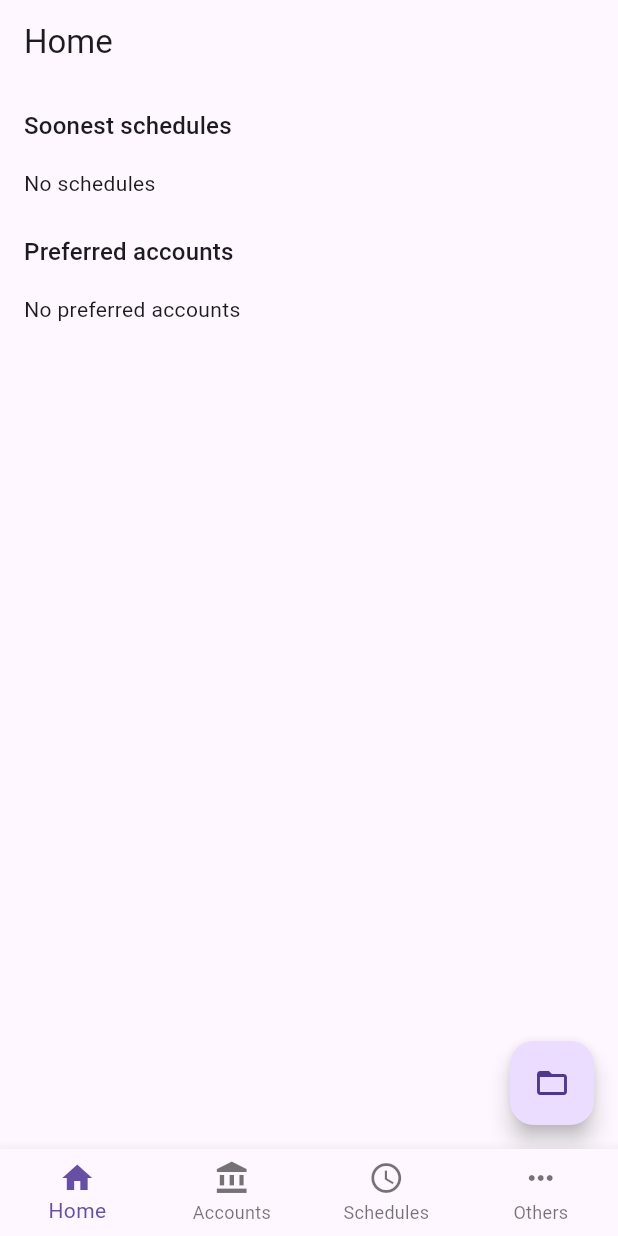
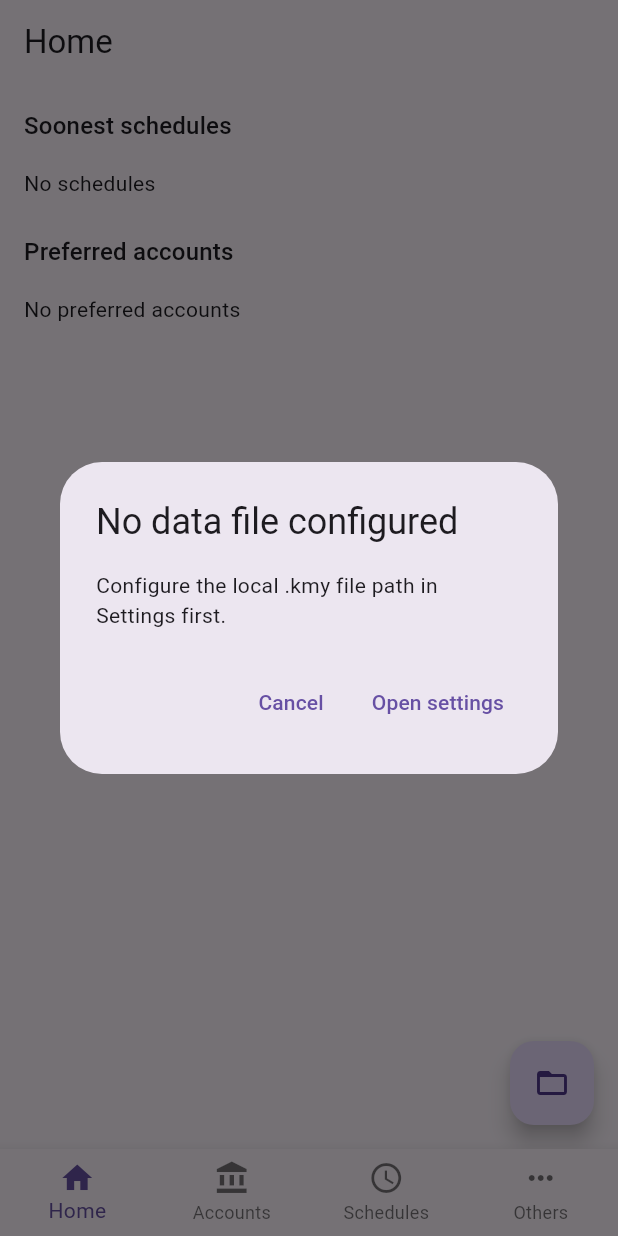
Before and after one commit to miniol/kmymoney_app, a Flutter app: the screen it shows after launch, after a tap on the "folder open" icon, on a phone screen of 412 x 824 dp. Run offline on Flutter 3.47's test engine with Material 3 defaults, Android fonts, the phone set to English and light mode, and no system bars; our stand-ins replace decimal, file_picker, flutter_riverpod, shared_preferences, sqflite, sqflite_common_ffi; accounts and stored records are empty.

```diff
--- a/lib/presentation/screens/account_list_screen.dart
+++ b/lib/presentation/screens/account_list_screen.dart
@@ -11,10 +11,8 @@
 
 import 'package:flutter/material.dart';
 import 'package:flutter_riverpod/flutter_riverpod.dart';
-import '../providers/kmy_file_provider.dart';
 import '../providers/account_list_provider.dart';
 import 'account_transactions_screen.dart';
-import 'package:file_picker/file_picker.dart';
 import 'settings_screen.dart';
 import '../../data/database/models/account_type.dart';
 
@@ -25,13 +23,12 @@ import '../../data/database/models/account_type.dart';
 ///
 /// This screen shows accounts with their balances, allows filtering
 /// by account type and status, provides navigation to transaction
-/// details, and includes file loading functionality.
+/// details.
 ///
 /// Features:
 /// - Account list with balances
 /// - Account type filtering
 /// - Navigation to transaction details
-/// - File picker for KMyMoney files
 /// - Loading and error state handling
 class AccountListScreen extends ConsumerWidget {
   /// Creates the account list screen widget.
@@ -109,22 +106,6 @@ class AccountListScreen extends ConsumerWidget {
           ),
         ],
       ),
-      floatingActionButton: FloatingActionButton(
-        onPressed: () async {
-          final result = await FilePicker.platform.pickFiles(
-            type: FileType.any,
-          );
-
-          if (result != null && result.files.single.path != null) {
-            final path = result.files.single.path!;
-
-            // print('Selected file: $path');
-
-            ref.read(kmyFileProvider.notifier).loadFile(path);
-          }
-        },
-        child: const Icon(Icons.folder_open),
-      ),
       body: accountListAsync.when(
         data: (accounts) {
           return ListView.builder(
--- a/lib/presentation/screens/app_settings_screen.dart
+++ b/lib/presentation/screens/app_settings_screen.dart
@@ -101,7 +101,7 @@ class AppSettingsScreen extends ConsumerWidget {
                       type: FileType.any,
                     );
                     final path = result?.files.single.path;
-                    if (path != null) return;
+                    if (path == null) return;
                     await notifier.setPath(path);
                   },
                 ),
--- a/lib/presentation/screens/home_screen.dart
+++ b/lib/presentation/screens/home_screen.dart
@@ -9,14 +9,14 @@
 // Main dashboard screen for the KMyMoney app.
 // Displays account summaries and upcoming schedules.
 
-import 'package:file_picker/file_picker.dart';
 import 'package:flutter/material.dart';
 import 'package:flutter_riverpod/flutter_riverpod.dart';
-
+import 'package:kmymoney_app/presentation/providers/kmy_local_path_provider.dart';
 import '../../data/database/models/account_with_balance_row.dart';
 import '../../data/database/models/schedule_with_details_row.dart';
 import '../providers/home_dashboard_providers.dart';
 import '../providers/kmy_file_provider.dart';
+import 'app_settings_screen.dart';
 
 /// Main dashboard screen for the KMyMoney application.
 ///
@@ -119,21 +119,49 @@ class HomeScreen extends ConsumerWidget {
     final soonestSchedulesAsync = ref.watch(soonestSchedulesProvider);
     final preferredAccountsAsync = ref.watch(preferredAccountsProvider);
     final importState = ref.watch(kmyFileProvider);
+    final localPathAsync = ref.watch(kmyLocalPathProvider);
+    final localPath = localPathAsync.value;
 
     return Scaffold(
       appBar: AppBar(title: const Text('Home')),
       floatingActionButton: FloatingActionButton(
-        onPressed: importState.isLoading
+        onPressed: importState.isLoading || localPathAsync.isLoading
             ? null
             : () async {
-                final result = await FilePicker.platform.pickFiles(
-                  type: FileType.any,
-                );
+                if (localPath == null || localPath.trim().isEmpty) {
+                  final openSettings = await showDialog<bool>(
+                    context: context,
+                    builder: (context) {
+                      return AlertDialog(
+                        title: const Text('No data file configured'),
+                        content: const Text(
+                          'Configure the local .kmy file path in Settings first.',
+                        ),
+                        actions: [
+                          TextButton(
+                            onPressed: () => Navigator.pop(context, false),
+                            child: const Text('Cancel'),
+                          ),
+                          TextButton(
+                            onPressed: () => Navigator.pop(context, true),
+                            child: const Text('Open settings'),
+                          ),
+                        ],
+                      );
+                    },
+                  );
 
-                if (result != null && result.files.single.path != null) {
-                  final path = result.files.single.path!;
-                  await ref.read(kmyFileProvider.notifier).loadFile(path);
+                  if (openSettings == true && context.mounted) {
+                    Navigator.push(
+                      context,
+                      MaterialPageRoute(
+                        builder: (_) => const AppSettingsScreen(),
+                      ),
+                    );
+                  }
+                  return;
                 }
+                await ref.read(kmyFileProvider.notifier).loadFile(localPath);
               },
         child: const Icon(Icons.folder_open),
       ),
```
